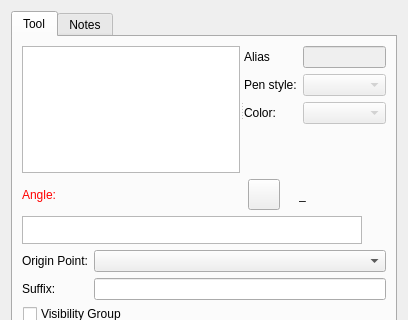
Above: src/libs/vtools/dialogs/tools/dialogrotation.ui from dismine/valentina before the change; both pictures show x 0 to 408 and y 0 to 320 of the 408 by 467 pixel window. Below: the same form after it.
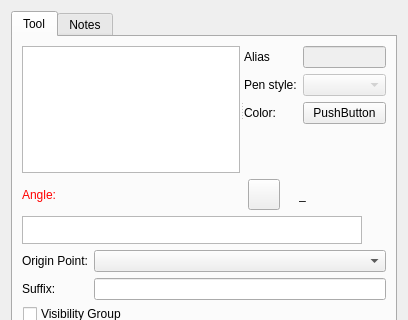
That is the form after the change. Icons and pictures are not drawn. Custom widgets are drawn as their Qt base class.

Commit message: Tool color picker.

The edit to the form file:
```diff
--- a/src/libs/vtools/dialogs/tools/dialogrotation.ui
+++ b/src/libs/vtools/dialogs/tools/dialogrotation.ui
@@ -93,15 +93,9 @@
             </widget>
            </item>
            <item row="2" column="1">
-            <widget class="QComboBox" name="comboBoxColor">
-             <property name="enabled">
-              <bool>false</bool>
-             </property>
-             <property name="sizePolicy">
-              <sizepolicy hsizetype="Preferred" vsizetype="Preferred">
-               <horstretch>0</horstretch>
-               <verstretch>0</verstretch>
-              </sizepolicy>
+            <widget class="VPE::QtColorPicker" name="pushButtonColor">
+             <property name="text">
+              <string>PushButton</string>
              </property>
             </widget>
            </item>
@@ -416,15 +410,20 @@
  </widget>
  <customwidgets>
   <customwidget>
-   <class>VCompleterLineEdit</class>
-   <extends>QLineEdit</extends>
-   <header>../vwidgets/vlineedit.h</header>
+   <class>VPE::QtColorPicker</class>
+   <extends>QPushButton</extends>
+   <header>../vpropertyexplorer/qtcolorpicker.h</header>
   </customwidget>
   <customwidget>
    <class>VPlainTextEdit</class>
    <extends>QPlainTextEdit</extends>
    <header>../vwidgets/vplaintextedit.h</header>
   </customwidget>
+  <customwidget>
+   <class>VCompleterLineEdit</class>
+   <extends>QLineEdit</extends>
+   <header>../vwidgets/vlineedit.h</header>
+  </customwidget>
  </customwidgets>
  <resources>
   <include location="../../../vmisc/share/resources/icon.qrc"/>
```
Left out of the diff: 8 changed lines with no effect on the pictures. The commit also changes 62 other files.
